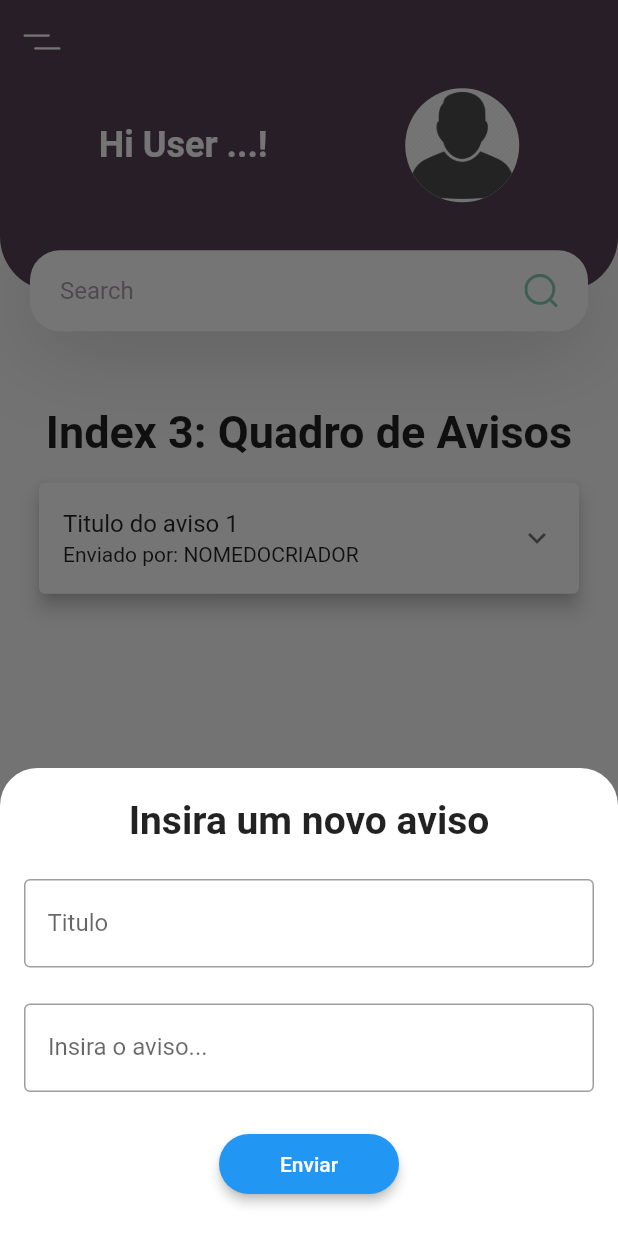
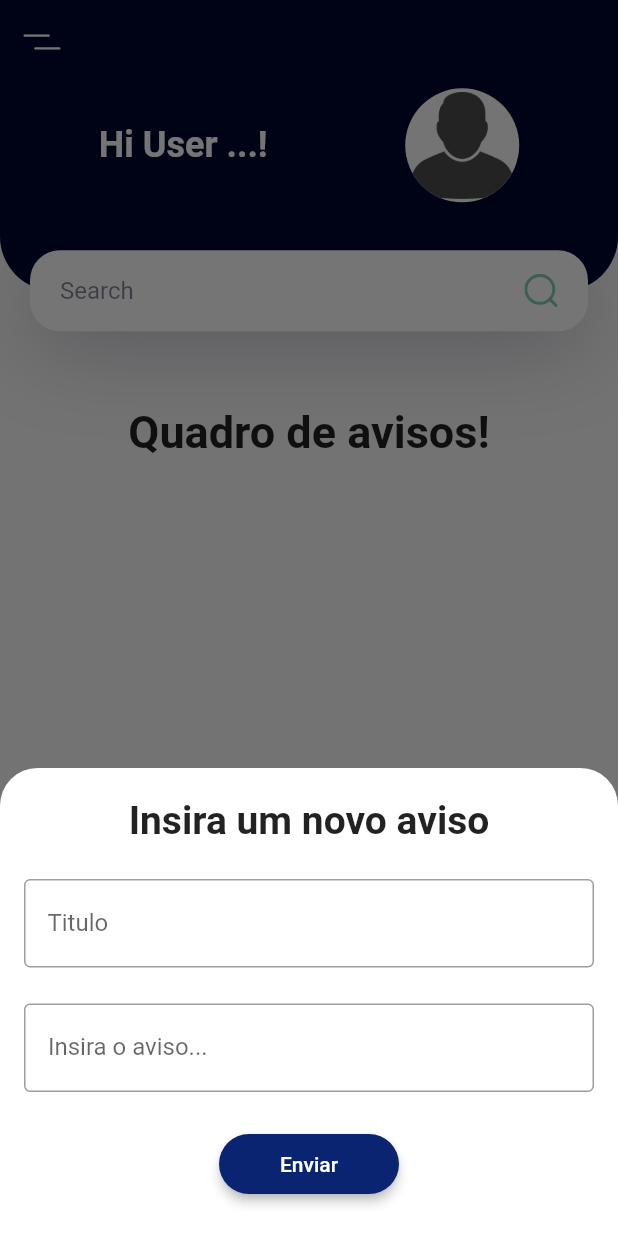
Before and after one commit to PedroAzevedo141/reu_app, a Flutter app: the screen it shows after launch, item 4 of the bottom bar chosen, after a tap on the "add" icon, on a phone screen of 412 x 824 dp. Run offline on Flutter 3.47's test engine with Material 2 defaults, Android fonts, the phone set to English and light mode, and no system bars; our stand-ins replace cloud_firestore, firebase_core, flutter_svg, shared_preferences; accounts and stored records are empty; Roboto replaces fonts that are missing (Raleway).

Commit message:
[ADDED] novas cores e um sistema de adicao de avisos funcionais.

```diff
--- a/lib/constants.dart
+++ b/lib/constants.dart
@@ -1,9 +1,10 @@
 import 'package:flutter/material.dart';
 
 // Colors that we use in our app
-const kPrimaryColor = Color(0xFF564256);
+const kPrimaryColor = Color(0xFF00072D);
 const kTextColor = Color(0xFF3C4046);
 const kBackgroundColor = Color(0xFFF9F8FD);
+const kButtomColor = Color(0xFF0A2472);
 
 const double kDefaultPadding = 20.0;
 
--- a/lib/main.dart
+++ b/lib/main.dart
@@ -1,9 +1,9 @@
 import 'package:flutter/material.dart';
 import 'package:flutter_svg/svg.dart';
+import 'package:reu_app/constants.dart';
 import 'package:reu_app/home/home.dart';
 import 'package:reu_app/activity/activity.dart';
 import 'package:reu_app/residents/residents.dart';
-import 'package:reu_app/warnings/auxiliary_funcs.dart';
 import 'package:reu_app/warnings/warnings.dart';
 import 'package:reu_app/polls/polls.dart';
 import 'package:cloud_firestore/cloud_firestore.dart';
@@ -45,26 +45,12 @@
 AppBar buildAppBar() {
   return AppBar(
     elevation: 0,
-    backgroundColor: const Color(0xFF564256),
+    backgroundColor: kPrimaryColor,
     leading: IconButton(
       icon: SvgPicture.asset("assets/icons/menu.svg"),
       onPressed: () {},
     ),
   );
-}
-
-FloatingActionButton? buildFloatingAction(index, context) {
-  if (index == 3) {
-    return FloatingActionButton(
-      onPressed: () {
-        modalBottom(context);
-      },
-      backgroundColor: const Color(0xFF564256),
-      foregroundColor: Colors.white,
-      child: const Icon(Icons.add),
-    );
-  }
-  return null;
 }
 
 class _MyStatefulWidgetState extends State<MyStatefulWidget> {
@@ -89,34 +75,34 @@
       child: Scaffold(
         appBar: buildAppBar(),
         body: _widgetOptions.elementAt(_selectedIndex),
-        floatingActionButton: buildFloatingAction(_selectedIndex, context),
+        // floatingActionButton: buildFloatingAction(_selectedIndex, context),
         bottomNavigationBar: BottomNavigationBar(
           iconSize: 28,
           items: const <BottomNavigationBarItem>[
             BottomNavigationBarItem(
               icon: Icon(Icons.groups),
               label: 'Residentes',
-              backgroundColor: Color(0xFF564256),
+              backgroundColor: kPrimaryColor,
             ),
             BottomNavigationBarItem(
               icon: Icon(Icons.calendar_month),
               label: 'Atividades',
-              backgroundColor: Color(0xFF564256),
+              backgroundColor: kPrimaryColor,
             ),
             BottomNavigationBarItem(
               icon: Icon(Icons.home),
               label: 'Inicio',
-              backgroundColor: Color(0xFF564256),
+              backgroundColor: kPrimaryColor,
             ),
             BottomNavigationBarItem(
               icon: Icon(Icons.warning),
               label: 'Avisos',
-              backgroundColor: Color(0xFF564256),
+              backgroundColor: kPrimaryColor,
             ),
             BottomNavigationBarItem(
               icon: Icon(Icons.poll),
               label: 'Enquetes',
-              backgroundColor: Color(0xFF564256),
+              backgroundColor: kPrimaryColor,
             ),
           ],
           currentIndex: _selectedIndex,
--- a/lib/warnings/auxiliary_funcs.dart
+++ /dev/null
@@ -1,98 +0,0 @@
-import 'package:flutter/material.dart';
-
-modalBottom(context) {
-  final ButtonStyle style = ElevatedButton.styleFrom(
-    elevation: 3,
-    shape: RoundedRectangleBorder(borderRadius: BorderRadius.circular(32.0)),
-    minimumSize: const Size(120, 40),
-  );
-
-  return showModalBottomSheet(
-    isScrollControlled: true,
-    shape: const RoundedRectangleBorder(
-      borderRadius: BorderRadius.vertical(
-        top: Radius.circular(25.0),
-      ),
-    ),
-    backgroundColor: Colors.white,
-    context: context,
-    builder: (context) => SingleChildScrollView(
-      child: Container(
-        padding:
-            EdgeInsets.only(bottom: MediaQuery.of(context).viewInsets.bottom),
-        child: Wrap(
-          children: [
-            Column(
-              crossAxisAlignment: CrossAxisAlignment.start,
-              mainAxisAlignment: MainAxisAlignment.start,
-              children: [
-                const SizedBox(
-                  height: 20,
-                ),
-                const Padding(
-                  padding: EdgeInsets.only(bottom: 24, left: 16, right: 16),
-                  child: Center(
-                    child: Text(
-                      "Insira um novo aviso",
-                      style: TextStyle(
-                        fontSize: 26,
-                        fontWeight: FontWeight.bold,
-                        fontFamily: 'Raleway',
-                      ),
-                    ),
-                  ),
-                ),
-                Padding(
-                  padding:
-                      const EdgeInsets.only(bottom: 24, left: 16, right: 16),
-                  child: TextFormField(
-                    // controller: warningController_title,
-                    keyboardType: TextInputType.text,
-                    decoration: const InputDecoration(
-                      border: OutlineInputBorder(),
-                      hintText: 'Insira o titulo do aviso',
-                      labelText: ' Titulo',
-                    ),
-                  ),
-                ),
-                Padding(
-                  padding:
-                      const EdgeInsets.only(bottom: 24, left: 16, right: 16),
-                  child: TextFormField(
-                    // controller: warningController_desc,
-                    keyboardType: TextInputType.text,
-                    decoration: const InputDecoration(
-                      border: OutlineInputBorder(),
-                      hintText: 'Detalhes do aviso',
-                      labelText: ' Insira o aviso...',
-                    ),
-                  ),
-                ),
-                Padding(
-                  padding:
-                      const EdgeInsets.only(bottom: 24, left: 16, right: 16),
-                  child: Center(
-                    child: ElevatedButton(
-                      style: style,
-                      onPressed: () {
-                        // setState(() {
-                        //   warnings_list.add([
-                        //     warningController_title.text,
-                        //     warningController_desc.text
-                        //   ]);
-                        // });
-                      },
-                      child: const Text(
-                        'Enviar',
-                      ),
-                    ),
-                  ),
-                ),
-              ],
-            ),
-          ],
-        ),
-      ),
-    ),
-  );
-}
--- /dev/null
+++ b/lib/warnings/warning_list_item.dart
@@ -0,0 +1,41 @@
+import 'package:flutter/material.dart';
+
+class WarningListItem extends StatelessWidget {
+  Map message;
+
+  WarningListItem({super.key, required this.message});
+
+  @override
+  Widget build(BuildContext context) {
+    EdgeInsets marginCards = const EdgeInsets.only(bottom: 25);
+    String auxUser = message['user'];
+
+    const TextStyle optionStyle =
+        TextStyle(fontSize: 21, fontWeight: FontWeight.bold);
+
+    return Card(
+      elevation: 5,
+      margin: marginCards,
+      child: ExpansionTile(
+        title: Text(message['title']),
+        subtitle: Text('Enviado por: $auxUser'),
+        children: <Widget>[
+          // for (String war in WarningPage.warnings_list)
+          ListTile(
+            title: Center(
+                child: Text(
+              message['title'],
+              style: optionStyle,
+            )),
+            subtitle: Center(child: Text(message['desc'])),
+            leading: const Icon(
+              Icons.person,
+              size: 56,
+            ),
+            onTap: () {},
+          ),
+        ],
+      ),
+    );
+  }
+}
--- a/lib/warnings/warnings.dart
+++ b/lib/warnings/warnings.dart
@@ -1,4 +1,6 @@
 import 'package:flutter/material.dart';
+import 'package:reu_app/constants.dart';
+import 'package:reu_app/warnings/warning_list_item.dart';
 
 import '../components/header_with_seachbox.dart';
 import '../main.dart';
@@ -9,6 +11,8 @@ class WarningPage extends StatefulWidget {
 
   @override
   State<WarningPage> createState() => _WarningPageState();
+
+  void modalBottom(context) {}
 }
 
 class _WarningPageState extends State<WarningPage> {
@@ -17,11 +21,10 @@ class _WarningPageState extends State<WarningPage> {
 
   final ReuRepository reuRepository = ReuRepository();
 
-  EdgeInsets marginCards = const EdgeInsets.only(bottom: 25);
-
-  static List<List> warnings_list = [];
+  List<dynamic> warnings_list = [];
   final TextEditingController warningController_title = TextEditingController();
   final TextEditingController warningController_desc = TextEditingController();
+  final TextEditingController warningController_user = TextEditingController();
 
   @override
   Widget build(BuildContext context) {
@@ -32,7 +35,7 @@ class _WarningPageState extends State<WarningPage> {
       children: <Widget>[
         HeaderWithSearchBox(size: size),
         const Text(
-          'Index 3: Quadro de Avisos',
+          'Quadro de avisos!',
           style: optionStyle,
         ),
         Expanded(
@@ -40,26 +43,41 @@ class _WarningPageState extends State<WarningPage> {
             padding: const EdgeInsets.only(left: 26, right: 26, top: 16),
             shrinkWrap: true,
             children: <Widget>[
-              Card(
-                elevation: 5,
-                margin: marginCards,
-                child: ExpansionTile(
-                  title: Text('Titulo do aviso 1'),
-                  subtitle: Text('Enviado por: NOMEDOCRIADOR'),
-                  children: <Widget>[
-                    // for (String war in WarningPage.warnings_list)
-                    ListTile(
-                      title: Center(child: Text("AVISO 01")),
-                      subtitle: Center(
-                          child: Text(
-                              "Lorem ipsum dolor sit amet, consectetur adipiscing elit, sed do eiusmod tempor incididunt ut labore et dolore magna aliqua.")),
-                      leading: Icon(Icons.person),
-                      onTap: () {
-                        print("Teste 01");
-                      },
-                    ),
-                  ],
+              for (Map war in warnings_list)
+                WarningListItem(
+                  message: war,
                 ),
+            ],
+          ),
+        ),
+        Padding(
+          padding: EdgeInsets.all(24),
+          child: Row(
+            mainAxisAlignment: MainAxisAlignment.spaceAround,
+            children: [
+              FloatingActionButton(
+                onPressed: () {
+                  modalBottom(context);
+                },
+                backgroundColor: const Color(0xFF82BB92),
+                foregroundColor: Colors.white,
+                child: const Icon(Icons.add),
+              ),
+              FloatingActionButton(
+                onPressed: () {
+                  // modalBottom(context);
+                },
+                backgroundColor: const Color(0xFFF0C808),
+                foregroundColor: Colors.white,
+                child: const Icon(Icons.done_all),
+              ),
+              FloatingActionButton(
+                onPressed: () {
+                  // modalBottom(context);
+                },
+                backgroundColor: const Color(0xFFDD1C1A),
+                foregroundColor: Colors.white,
+                child: const Icon(Icons.delete_forever),
               ),
             ],
           ),
@@ -67,4 +85,106 @@ class _WarningPageState extends State<WarningPage> {
       ],
     );
   }
+
+  modalBottom(context) {
+    final ButtonStyle style = ElevatedButton.styleFrom(
+      elevation: 3,
+      shape: RoundedRectangleBorder(borderRadius: BorderRadius.circular(32.0)),
+      minimumSize: const Size(120, 40),
+      backgroundColor: kButtomColor,
+    );
+
+    return showModalBottomSheet(
+      isScrollControlled: true,
+      shape: const RoundedRectangleBorder(
+        borderRadius: BorderRadius.vertical(
+          top: Radius.circular(25.0),
+        ),
+      ),
+      backgroundColor: Colors.white,
+      context: context,
+      builder: (context) => SingleChildScrollView(
+        child: Container(
+          padding:
+              EdgeInsets.only(bottom: MediaQuery.of(context).viewInsets.bottom),
+          child: Wrap(
+            children: [
+              Column(
+                crossAxisAlignment: CrossAxisAlignment.start,
+                mainAxisAlignment: MainAxisAlignment.start,
+                children: [
+                  const SizedBox(
+                    height: 20,
+                  ),
+                  const Padding(
+                    padding: EdgeInsets.only(bottom: 24, left: 16, right: 16),
+                    child: Center(
+                      child: Text(
+                        "Insira um novo aviso",
+                        style: TextStyle(
+                          fontSize: 26,
+                          fontWeight: FontWeight.bold,
+                          fontFamily: 'Raleway',
+                        ),
+                      ),
+                    ),
+                  ),
+                  Padding(
+                    padding:
+                        const EdgeInsets.only(bottom: 24, left: 16, right: 16),
+                    child: TextFormField(
+                      controller: warningController_title,
+                      keyboardType: TextInputType.text,
+                      decoration: const InputDecoration(
+                        border: OutlineInputBorder(),
+                        hintText: 'Insira o titulo do aviso',
+                        labelText: ' Titulo',
+                      ),
+                    ),
+                  ),
+                  Padding(
+                    padding:
+                        const EdgeInsets.only(bottom: 24, left: 16, right: 16),
+                    child: TextFormField(
+                      controller: warningController_desc,
+                      keyboardType: TextInputType.text,
+                      decoration: const InputDecoration(
+                        border: OutlineInputBorder(),
+                        hintText: 'Detalhes do aviso',
+                        labelText: ' Insira o aviso...',
+                      ),
+                    ),
+                  ),
+                  Padding(
+                    padding:
+                        const EdgeInsets.only(bottom: 24, left: 16, right: 16),
+                    child: Center(
+                      child: ElevatedButton(
+                        style: style,
+                        onPressed: () {
+                          setState(() {
+                            warnings_list.add({
+                              'title': warningController_title.text,
+                              'desc': warningController_desc.text,
+                              // 'user': warningController_user.text,
+                              'user': "Pedro Azevedo",
+                            });
+                          });
+                          warningController_title.clear();
+                          Navigator.pop(context);
+                        },
+                        child: const Text(
+                          'Enviar',
+                        ),
+                      ),
+                    ),
+                  ),
+                ],
+              ),
+            ],
+          ),
+        ),
+      ),
+    );
+  }
 }
```
Also changed, not shown: 1 other file.
